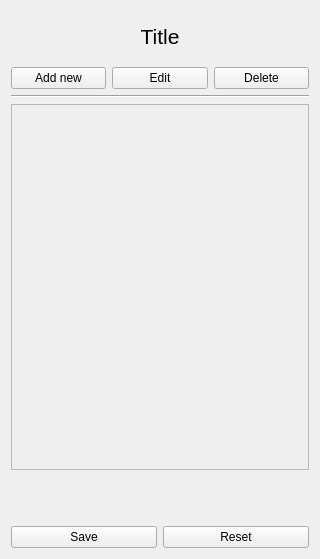
The window that MyQtness/ui/basic_form.ui (MazeFX/pat) describes before a commit, drawn with Qt 5.
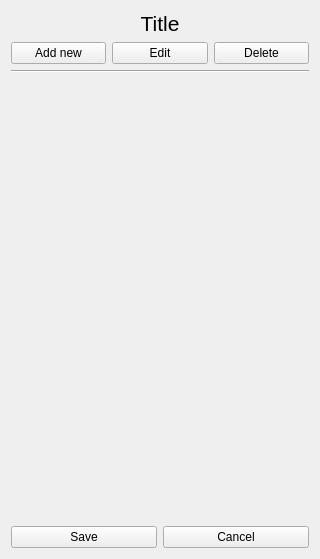
The same window after the commit.

```diff
--- a/MyQtness/ui/basic_form.ui
+++ b/MyQtness/ui/basic_form.ui
@@ -89,15 +89,12 @@
    <item>
     <spacer name="horizontalSpacer">
      <property name="orientation">
-      <enum>Qt::Horizontal</enum>
-     </property>
-     <property name="sizeType">
-      <enum>QSizePolicy::MinimumExpanding</enum>
+      <enum>Qt::Vertical</enum>
      </property>
      <property name="sizeHint" stdset="0">
       <size>
-       <width>40</width>
-       <height>50</height>
+       <width>20</width>
+       <height>40</height>
       </size>
      </property>
     </spacer>
@@ -117,7 +114,7 @@
      <item>
       <widget class="QPushButton" name="pushButtonReset">
        <property name="text">
-        <string>Reset</string>
+        <string>Cancel</string>
        </property>
       </widget>
      </item>
```
Left out of the diff: 4 changed lines with no effect on the pictures.
